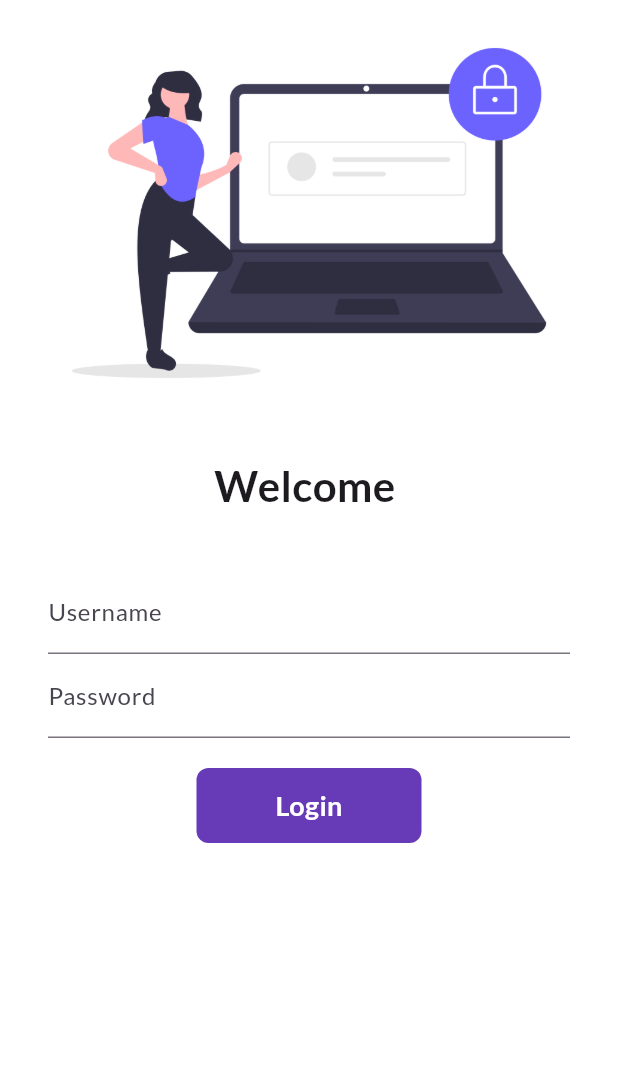
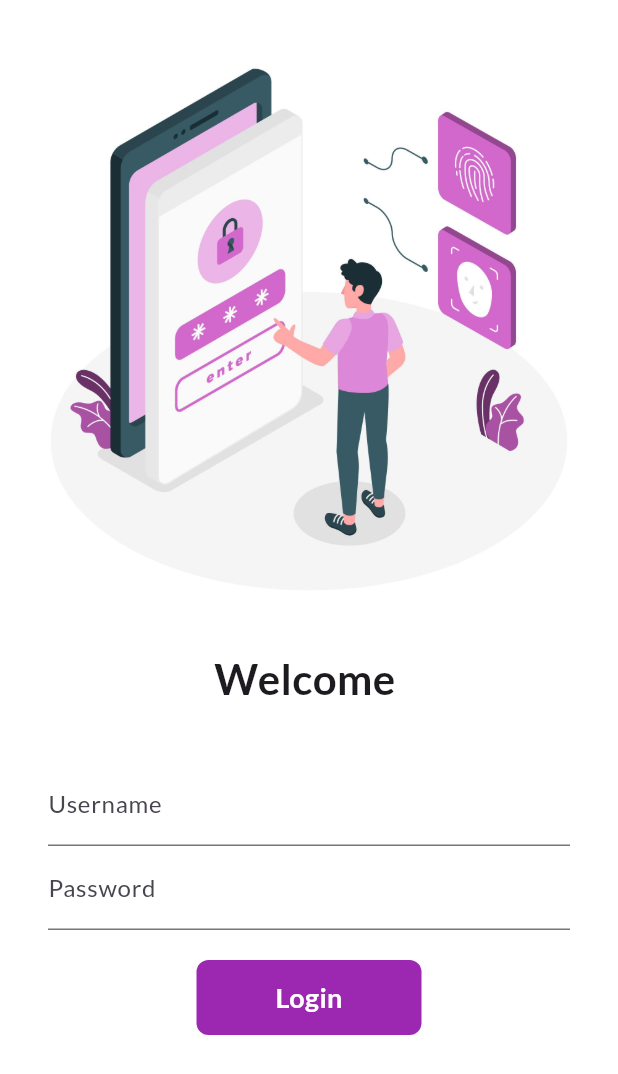
Before and after one commit to Khushigoyal98/Flutter, a Flutter app: the screen it shows after launch, on a phone screen of 412 x 824 dp. Shown: the top 1074 px of the screen. Run offline on Flutter 3.47's test engine with Material 3 defaults, Android fonts, the phone set to English and light mode, and no system bars; our stand-ins replace google_fonts.

```diff
--- a/lib/pages/login_page.dart
+++ b/lib/pages/login_page.dart
@@ -10,16 +10,36 @@ class LoginPage extends StatefulWidget {
 
 class _LoginPageState extends State<LoginPage> {
   String name = "";
-  bool changeButton =false;
+  bool changeButton = false;
+
+  final _formKey = GlobalKey<FormState>();
+
+  moveToHome(BuildContext context) async {
+    if(_formKey.currentState!.validate()){
+    setState(() {
+      changeButton = true;
+    });
+
+    await Future.delayed(Duration(seconds: 1));
+
+    await Navigator.pushNamed(context, MyRoutes.homeRoute);
+    setState(() {
+      changeButton = false;
+    });
+    }
+  }
+
   @override
   Widget build(BuildContext context) {
     return Material(
       color: Colors.white,
       child: SingleChildScrollView(
+        child: Form(
+          key: _formKey,
           child: Column(
             children: [
               Image.asset(
-              "assets/images/login_image.png",
+                "assets/images/login_image3.jpg",
                 fit: BoxFit.cover,
               ),
               SizedBox(
@@ -36,13 +56,19 @@ class _LoginPageState extends State<LoginPage> {
                 height: 20.0,
               ),
               Padding(
-              padding:
-                  const EdgeInsets.symmetric(vertical: 16.0, horizontal: 32.0),
+                padding: const EdgeInsets.symmetric(
+                    vertical: 16.0, horizontal: 32.0),
                 child: Column(
                   children: [
                     TextFormField(
                         decoration: InputDecoration(
                             hintText: "Enter Username", labelText: "Username"),
+                            validator: (value){
+                              if(value!.isEmpty){
+                                return "Username cannot be empty";
+                              }
+                              return null;
+                            },
                         onChanged: (value) {
                           name = value;
                           setState(() {});
@@ -50,39 +76,41 @@ class _LoginPageState extends State<LoginPage> {
                     TextFormField(
                         obscureText: true,
                         decoration: InputDecoration(
-                          hintText: "Enter Password", labelText: "Password")),
+                            hintText: "Enter Password", labelText: "Password"),
+                            validator: (value){
+                              if(value!.isEmpty){
+                                return "Password cannot be empty";
+                              }else if(value.length<6){
+                                return "Password length should be atleast 6";
+                              }
+                              return null;
+                            },
+                            ),
+
                     SizedBox(
                       height: 20.0,
                     ),
 
-                  InkWell(
-                    onTap: () async {
-                      setState(() {
-                        changeButton=true;
-                      });
-
-                      await Future.delayed(Duration(seconds: 1));
-                      Navigator.pushNamed(context, MyRoutes.homeRoute);
-                    },
+                    Material(
+                      color: Colors.purple,
+                      borderRadius:
+                          BorderRadius.circular(changeButton ? 50 : 8),
+                      child: InkWell(
+                        onTap: () => moveToHome(context),
                         child: AnimatedContainer(
                           duration: Duration(seconds: 1),
                           width: changeButton ? 50 : 150,
                           height: 50,
-
                           alignment: Alignment.center,
-                      child:changeButton?Icon(Icons.done,color:Colors.white): Text(
+                          child: changeButton
+                              ? Icon(Icons.done, color: Colors.white)
+                              : Text(
                                   "Login",
                                   style: TextStyle(
                                       color: Colors.white,
                                       fontWeight: FontWeight.bold,
                                       fontSize: 18),
                                 ),
-                      decoration: BoxDecoration(
-                          color: Colors.deepPurple,
-                          // shape: changeButton
-                          // ? BoxShape.circle
-                          // : BoxShape.rectangle,
-                         borderRadius: BorderRadius.circular(changeButton ? 20 : 8)
                         ),
                       ),
                     ),
@@ -100,6 +128,7 @@ class _LoginPageState extends State<LoginPage> {
             ],
           ),
         ),
+      ),
     );
   }
 }
```
Also changed, not shown: assets/images/login_image2.png (added), assets/images/login_image3.jpg (added), assets/images/login_image4.jpg (added). Lines whose indentation alone changed are shown as unchanged.
